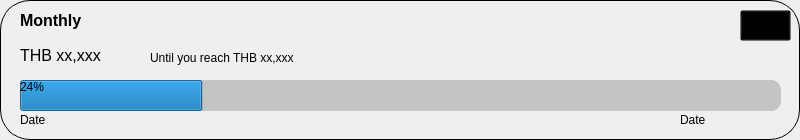
Before: the Qt Designer form moneyapp/ui/raw/budget_wid.ui in nemo984/money-app, drawn with Qt 5.
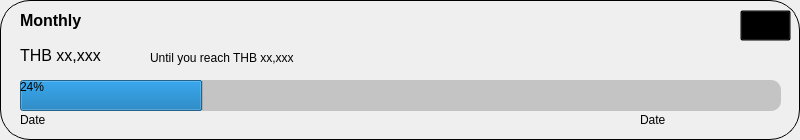
After: the same form once the commit is applied. Icons and pictures are not drawn.

Diff of the .ui file:
```diff
--- a/moneyapp/ui/raw/budget_wid.ui
+++ b/moneyapp/ui/raw/budget_wid.ui
@@ -128,9 +128,9 @@
    <widget class="QLabel" name="end_date">
     <property name="geometry">
      <rect>
-      <x>680</x>
+      <x>640</x>
       <y>110</y>
-      <width>81</width>
+      <width>131</width>
       <height>20</height>
      </rect>
     </property>
@@ -166,7 +166,7 @@
      <rect>
       <x>20</x>
       <y>110</y>
-      <width>81</width>
+      <width>121</width>
       <height>20</height>
      </rect>
     </property>
```
